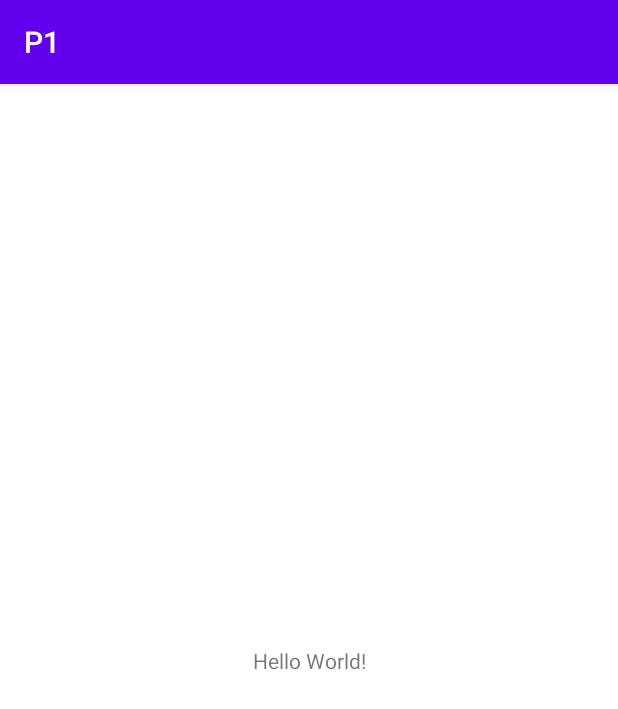
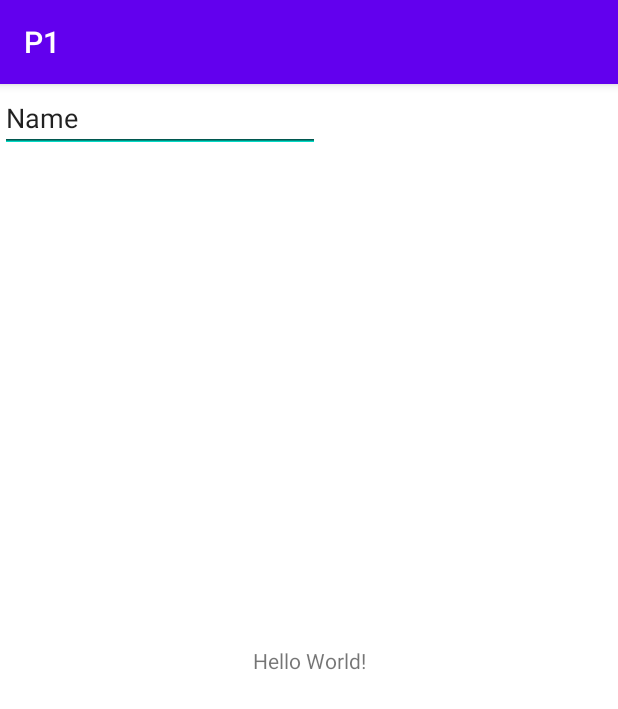
Before and after one commit to PaolaVelastegui/P1, an Android app: the screen it shows after launch (MainActivity), on a phone screen of 412 x 824 dp. Shown: the top 709 px of the screen. Run offline under Robolectric (Android 15) with nearby library versions, the phone set to English and light mode, and no system bars.

Commit message:
commit 1

```diff
--- a/app/src/main/res/layout/activity_main.xml
+++ b/app/src/main/res/layout/activity_main.xml
@@ -15,4 +15,31 @@
         app:layout_constraintRight_toRightOf="parent"
         app:layout_constraintTop_toTopOf="parent" />
 
+    <EditText
+        android:id="@+id/editTextTextEmailAddress"
+        android:layout_width="wrap_content"
+        android:layout_height="wrap_content"
+        android:ems="10"
+        android:inputType="textEmailAddress"
+        tools:layout_editor_absoluteX="113dp"
+        tools:layout_editor_absoluteY="113dp" />
+
+    <EditText
+        android:id="@+id/editTextTextPersonName"
+        android:layout_width="wrap_content"
+        android:layout_height="wrap_content"
+        android:ems="10"
+        android:inputType="textPersonName"
+        android:text="Name"
+        tools:layout_editor_absoluteX="76dp"
+        tools:layout_editor_absoluteY="331dp" />
+
+    <com.google.android.material.chip.ChipGroup
+        android:layout_width="wrap_content"
+        android:layout_height="wrap_content"
+        tools:layout_editor_absoluteX="228dp"
+        tools:layout_editor_absoluteY="270dp">
+
+    </com.google.android.material.chip.ChipGroup>
+
 </androidx.constraintlayout.widget.ConstraintLayout>
```
